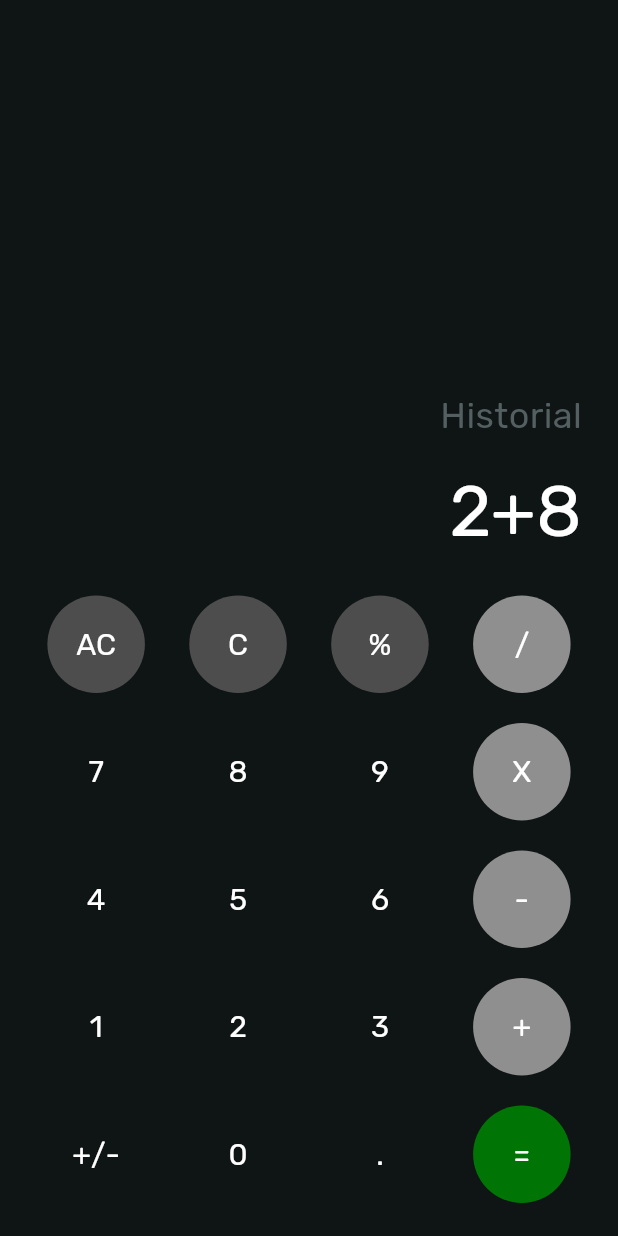
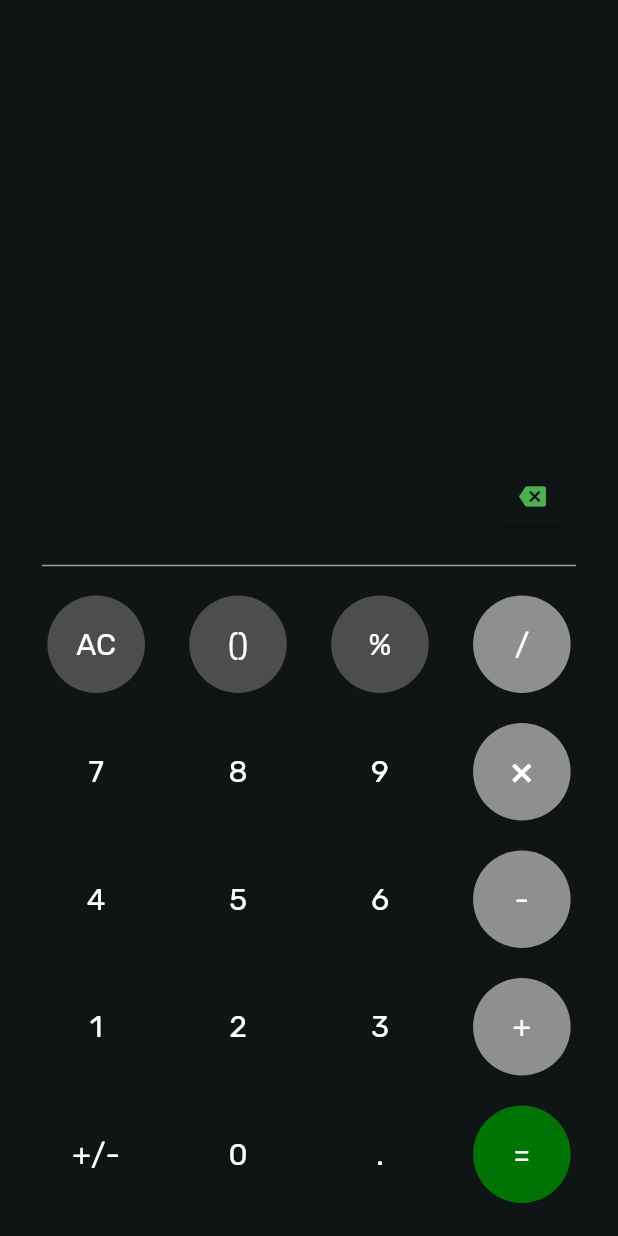
Before and after one commit to Ever-VC/calculadora-basica-flutter, a Flutter app: the screen it shows after launch, on a phone screen of 412 x 824 dp. Run offline on Flutter 3.47's test engine with Material 3 defaults, Android fonts, the phone set to English and light mode, and no system bars; our stand-ins replace google_fonts, math_expressions.

Commit message:
✨ New Feature: Funciones básicas v1.00

```diff
--- a/lib/screens/calculator.dart
+++ b/lib/screens/calculator.dart
@@ -1,6 +1,7 @@
 import 'package:calculadora/screens/widgets/calc_buttons.dart';
 import 'package:flutter/material.dart';
 import 'package:google_fonts/google_fonts.dart';
+import 'package:math_expressions/math_expressions.dart';
 
 class CalculatorApp extends StatefulWidget {
   const CalculatorApp({super.key});
@@ -10,13 +11,94 @@ class CalculatorApp extends StatefulWidget {
 }
 
 class _CalculatorAppState extends State<CalculatorApp> {
-  final primaryColor = Color.fromARGB(255, 77, 77, 77);
-  final secondaryColor = Color.fromARGB(255, 143, 143, 143);
-  final baseColor = Color.fromARGB(0, 255, 82, 82);
-  double result = 0.0;
+  final _primaryColor = Color.fromARGB(255, 77, 77, 77);
+  final _secondaryColor = Color.fromARGB(255, 143, 143, 143);
+  final _baseColor = Color.fromARGB(0, 255, 82, 82);
+  String _history = '';
+  String _experssion = '';
+  int startParentheses = 0;
+  int endParentheses = 0;
 
   void allClear(String text) {
-    setState(() {});
+    startParentheses = 0;
+    endParentheses = 0;
+    setState(() {
+      _history = '';
+      _experssion = '';
+    });
+  }
+
+  void clearOnce() {
+    setState(() {
+      // Verifica si el elemento a eliminar es un paréntesis
+      if (_experssion.isNotEmpty) {
+        String lastChar = _experssion[_experssion.length - 1];
+        if (lastChar == '(') {
+          startParentheses--;
+        } else if (lastChar == ')') {
+          endParentheses--;
+        }
+      }
+      _experssion = _experssion.substring(0, _experssion.length - 1);
+    });
+  }
+
+  void changeSing(String text) {
+    String tempExpress = _experssion;
+    String first = tempExpress.substring(0, _experssion.length - 1);
+    String lastest = tempExpress.substring(_experssion.length - 1);
+    tempExpress = "$first(-$lastest";
+    setState(() {
+      _experssion = tempExpress;
+    });
+  }
+
+  void addParentheses(String text) {
+    String temExpress = _experssion;
+    if (temExpress.isNotEmpty) {
+      String lastChar = temExpress[temExpress.length - 1];
+      if (double.tryParse(lastChar) == null && lastChar != ')') {
+        temExpress = "$temExpress(";
+        startParentheses++;
+      } else if (startParentheses < endParentheses ||
+          startParentheses == endParentheses) {
+        temExpress = "$temExpress×(";
+        startParentheses++;
+      } else {
+        temExpress = "$temExpress)";
+        endParentheses++;
+      }
+    } else {
+      temExpress = '(';
+      startParentheses++;
+    }
+
+    setState(() {
+      _experssion = temExpress;
+    });
+  }
+
+  void evaluate(String text) {
+    ExpressionParser parser = GrammarParser();
+    String tempExpress = _experssion.replaceAll('×', '*');
+    //tempExpress = tempExpress.replaceAll('(', '');
+    Expression expression = parser.parse(tempExpress);
+    ContextModel contextModel = ContextModel();
+    var evaluator = RealEvaluator(contextModel);
+    setState(() {
+      _history = _experssion;
+      num result = evaluator.evaluate(expression);
+      if (!(result is double && result != result.toInt())) {
+        result = result.round();
+      }
+      _experssion = result.toString();
+    });
+  }
+
+  void numberSelection(String text) {
+    setState(() {
+      _experssion += text;
+    });
   }
 
   @override
@@ -27,7 +109,7 @@ class _CalculatorAppState extends State<CalculatorApp> {
         child: Padding(
           padding: EdgeInsets.only(right: 12),
           child: Text(
-            "Historial",
+            _history,
             style: GoogleFonts.rubik(
               textStyle: const TextStyle(
                 fontSize: 24,
@@ -42,12 +124,35 @@ class _CalculatorAppState extends State<CalculatorApp> {
         child: Padding(
           padding: EdgeInsets.all(12),
           child: Text(
-            "2+8",
+            _experssion,
             style: GoogleFonts.rubik(
               textStyle: const TextStyle(fontSize: 48, color: Colors.white),
             ),
           ),
         ),
+      ),
+      Container(
+        alignment: Alignment(1.0, 1.0),
+        child: Padding(
+          padding: EdgeInsets.all(12),
+          child: ElevatedButton(
+            onPressed: () {
+              clearOnce();
+            },
+            style: ElevatedButton.styleFrom(
+              backgroundColor: const Color.fromARGB(255, 15, 20, 20),
+              foregroundColor: Colors.green,
+            ),
+            child: Icon(Icons.backspace),
+          ),
+        ),
+      ),
+      Divider(
+        color: Colors.grey, // Color of the line
+        height: 20, // Total height occupied by the divider (including padding)
+        thickness: 1, // Thickness of the line itself
+        indent: 16, // Indent from the start of the line
+        endIndent: 16, // Indent from the end of the line
       ),
       Row(
         mainAxisAlignment: MainAxisAlignment.spaceEvenly,
@@ -56,25 +161,25 @@ class _CalculatorAppState extends State<CalculatorApp> {
             callback: allClear,
             text: "AC",
             textSize: 20,
-            color: primaryColor,
+            color: _primaryColor,
           ),
           CalcButton(
-            callback: allClear,
-            text: "C",
+            callback: addParentheses,
+            text: "()",
             textSize: 20,
-            color: primaryColor,
+            color: _primaryColor,
           ),
           CalcButton(
-            callback: allClear,
+            callback: numberSelection,
             text: "%",
             textSize: 20,
-            color: primaryColor,
+            color: _primaryColor,
           ),
           CalcButton(
-            callback: allClear,
+            callback: numberSelection,
             text: "/",
             textSize: 20,
-            color: secondaryColor,
+            color: _secondaryColor,
           ),
         ],
       ),
@@ -82,28 +187,28 @@ class _CalculatorAppState extends State<CalculatorApp> {
         mainAxisAlignment: MainAxisAlignment.spaceEvenly,
         children: [
           CalcButton(
-            callback: allClear,
+            callback: numberSelection,
             text: "7",
             textSize: 20,
-            color: baseColor,
+            color: _baseColor,
           ),
           CalcButton(
-            callback: allClear,
+            callback: numberSelection,
             text: "8",
             textSize: 20,
-            color: baseColor,
+            color: _baseColor,
           ),
           CalcButton(
-            callback: allClear,
+            callback: numberSelection,
             text: "9",
             textSize: 20,
-            color: baseColor,
+            color: _baseColor,
           ),
           CalcButton(
-            callback: allClear,
-            text: "X",
-            textSize: 20,
-            color: secondaryColor,
+            callback: numberSelection,
+            text: "×",
+            textSize: 28,
+            color: _secondaryColor,
           ),
         ],
       ),
@@ -111,28 +216,28 @@ class _CalculatorAppState extends State<CalculatorApp> {
         mainAxisAlignment: MainAxisAlignment.spaceEvenly,
         children: [
           CalcButton(
-            callback: allClear,
+            callback: numberSelection,
             text: "4",
             textSize: 20,
-            color: baseColor,
+            color: _baseColor,
           ),
           CalcButton(
-            callback: allClear,
+            callback: numberSelection,
             text: "5",
             textSize: 20,
-            color: baseColor,
+            color: _baseColor,
           ),
           CalcButton(
-            callback: allClear,
+            callback: numberSelection,
             text: "6",
             textSize: 20,
-            color: baseColor,
+            color: _baseColor,
           ),
           CalcButton(
-            callback: allClear,
+            callback: numberSelection,
             text: "-",
             textSize: 20,
-            color: secondaryColor,
+            color: _secondaryColor,
           ),
         ],
       ),
@@ -140,28 +245,28 @@ class _CalculatorAppState extends State<CalculatorApp> {
         mainAxisAlignment: MainAxisAlignment.spaceEvenly,
         children: [
           CalcButton(
-            callback: allClear,
+            callback: numberSelection,
             text: "1",
             textSize: 20,
-            color: baseColor,
+            color: _baseColor,
           ),
           CalcButton(
-            callback: allClear,
+            callback: numberSelection,
             text: "2",
             textSize: 20,
-            color: baseColor,
+            color: _baseColor,
           ),
           CalcButton(
-            callback: allClear,
+            callback: numberSelection,
             text: "3",
             textSize: 20,
-            color: baseColor,
+            color: _baseColor,
           ),
           CalcButton(
-            callback: allClear,
+            callback: numberSelection,
             text: "+",
             textSize: 20,
-            color: secondaryColor,
+            color: _secondaryColor,
           ),
         ],
       ),
@@ -169,25 +274,25 @@ class _CalculatorAppState extends State<CalculatorApp> {
         mainAxisAlignment: MainAxisAlignment.spaceEvenly,
         children: [
           CalcButton(
-            callback: allClear,
+            callback: changeSing,
             text: "+/-",
             textSize: 20,
-            color: baseColor,
+            color: _baseColor,
           ),
           CalcButton(
-            callback: allClear,
+            callback: numberSelection,
             text: "0",
             textSize: 20,
-            color: baseColor,
+            color: _baseColor,
           ),
           CalcButton(
-            callback: allClear,
+            callback: numberSelection,
             text: ".",
             textSize: 20,
-            color: baseColor,
+            color: _baseColor,
           ),
           CalcButton(
-            callback: allClear,
+            callback: evaluate,
             text: "=",
             textSize: 20,
             color: const Color.fromARGB(255, 0, 117, 6),
```
